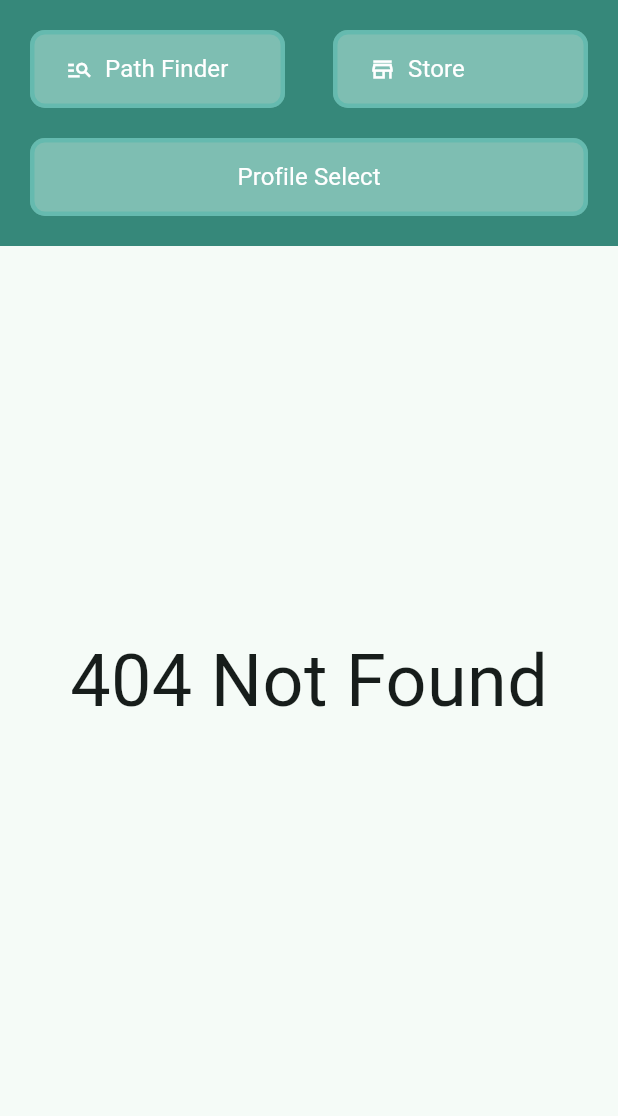
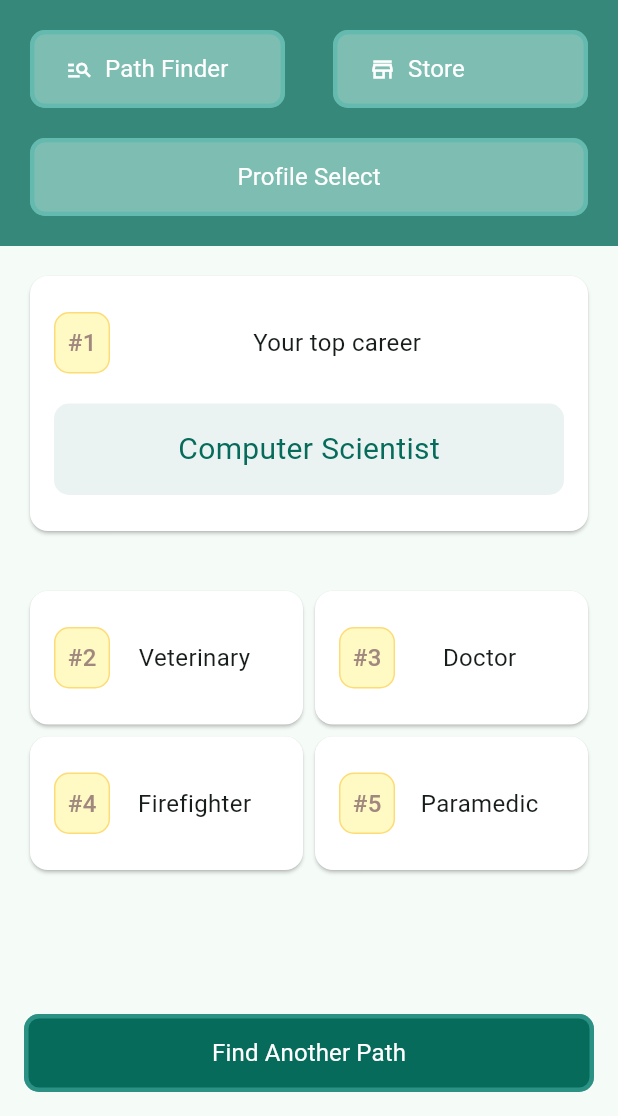
Before and after one commit to Ehab-24/next_life, a Flutter app: the HomeLayout screen opened by its route, after a tap on "Path Finder", on a phone screen of 412 x 824 dp, the part 120-1236 px from its top. Run offline on Flutter 3.47's test engine with Material 2 defaults, Android fonts, the phone set to English and light mode, and no system bars; missing offline and left inert: dart:ffi; network calls fail.

Commit message:
feat - add pathfinder-report page

```diff
--- a/lib/layouts/home.dart
+++ b/lib/layouts/home.dart
@@ -86,7 +86,7 @@ class _Header extends StatelessWidget {
             Expanded(
               child: MElevatedIconButton(
                 text: "Path Finder",
-                onPressed: () {},
+                onPressed: () => pushScreen(context, '/pathfinder-report'),
                 backgroundColor: Theme.of(context).colorScheme.secondary,
                 iconData: Icons.manage_search_outlined,
               ),
--- a/lib/router.dart
+++ b/lib/router.dart
@@ -8,6 +8,7 @@ import 'package:next_life/screens/error.dart';
 import 'package:next_life/screens/gender.dart';
 import 'package:next_life/screens/help_and_support.dart';
 import 'package:next_life/screens/home.dart';
+import 'package:next_life/screens/pathfinder_report.dart';
 import 'package:next_life/screens/settings.dart';
 import 'package:next_life/screens/test.dart';
 import 'package:next_life/screens/username.dart';
@@ -42,6 +43,8 @@ class RouteGenerator {
         return _generateRoute(const GenderPage());
       case "/change-password":
         return _generateRoute(const ChangePasswordPage());
+      case "/pathfinder-report":
+        return _generateRoute(PathFinderReport());
       default:
         return _generateRoute(const ErrorPage(message: "404 Not Found"));
     }
--- a/lib/screens/account.dart
+++ b/lib/screens/account.dart
@@ -19,7 +19,7 @@ class AccountPage extends StatelessWidget {
       children: [
         Card(
           child: Padding(
-            padding: const EdgeInsets.all(16),
+            padding: const EdgeInsets.symmetric(horizontal: 16, vertical: 24),
             child: Column(
               crossAxisAlignment: CrossAxisAlignment.center,
               children: [
--- /dev/null
+++ b/lib/screens/pathfinder_report.dart
@@ -0,0 +1,163 @@
+import 'dart:ffi';
+
+import 'package:flutter/material.dart';
+import 'package:next_life/constants/spacing.dart';
+import 'package:next_life/styles/text.dart';
+
+import '../widgets/buttons/elevated_buttons.dart';
+
+class Career {
+  final int rank;
+  final String title;
+
+  Career(this.rank, this.title);
+}
+
+class PathFinderReport extends StatelessWidget {
+  // actual career suggestions sould be fetched from database
+  final List<Career> careerSuggestions = [
+    Career(2, "Veterinary"),
+    Career(3, "Doctor"),
+    Career(4, "Firefighter"),
+    Career(5, "Paramedic"),
+  ];
+
+  final String userCareer =
+      "Computer Scientist"; // actual user career should be fetched from database
+
+  PathFinderReport({super.key});
+
+  void _findAnotherPath() {
+    // implement logic for Find Another Path
+  }
+
+  @override
+  Widget build(BuildContext context) {
+    return Column(
+      crossAxisAlignment: CrossAxisAlignment.stretch,
+      children: [
+        // Section 1 - Your top career
+        Card(
+          child: Padding(
+            padding: const EdgeInsets.symmetric(horizontal: 16, vertical: 24),
+            child: Column(
+              children: [
+                Row(
+                  mainAxisAlignment: MainAxisAlignment.spaceBetween,
+                  children: [
+                    Container(
+                      padding: const EdgeInsets.all(8),
+                      decoration: BoxDecoration(
+                        color: Colors.yellow.withOpacity(0.3),
+                        borderRadius: BorderRadius.circular(10),
+                        border: Border.all(
+                          color: Colors.yellow.shade700.withOpacity(0.5),
+                        ),
+                      ),
+                      child: Text(
+                        "#1",
+                        style: TextStyle(
+                          fontSize: 16,
+                          color: Colors.brown.shade300,
+                          fontWeight: FontWeight.w500,
+                        ),
+                      ),
+                    ),
+                    Text("Your top career", style: TextStyles.md),
+                    SizedBox.shrink(),
+                  ],
+                ),
+                Space.h20,
+                FractionallySizedBox(
+                  widthFactor: 1.0,
+                  child: Container(
+                    alignment: Alignment.center,
+                    padding: const EdgeInsets.symmetric(vertical: 16),
+                    decoration: BoxDecoration(
+                      borderRadius: BorderRadius.circular(10),
+                      color: Theme.of(context)
+                          .colorScheme
+                          .primary
+                          .withOpacity(0.08),
+                    ),
+                    child: Text(
+                      userCareer,
+                      style: TextStyle(
+                        fontSize: 20,
+                        color: Theme.of(context).colorScheme.primary,
+                      ),
+                    ),
+                  ),
+                )
+              ],
+            ),
+          ),
+        ),
+
+        Space.h32,
+
+        Wrap(
+          children: careerSuggestions
+              .map((c) => FractionallySizedBox(
+                    key: Key(c.title),
+                    widthFactor: 0.5,
+                    child: _CareerCard(career: c),
+                  ))
+              .toList(),
+        ),
+
+        const Spacer(),
+        FractionallySizedBox(
+          widthFactor: 1.0,
+          child: MElevatedButton(
+            text: "Find Another Path",
+            onPressed: _findAnotherPath,
+          ),
+        ),
+      ],
+    );
+  }
+}
+
+class _CareerCard extends StatelessWidget {
+  const _CareerCard({
+    required this.career,
+    super.key,
+  });
+
+  final Career career;
+
+  @override
+  Widget build(BuildContext context) {
+    return Card(
+      child: Padding(
+        padding: const EdgeInsets.symmetric(horizontal: 16, vertical: 24),
+        child: Row(
+          mainAxisAlignment: MainAxisAlignment.spaceBetween,
+          children: [
+            Container(
+              padding: const EdgeInsets.all(8),
+              decoration: BoxDecoration(
+                color: Colors.yellow.withOpacity(0.3),
+                borderRadius: BorderRadius.circular(10),
+                border: Border.all(
+                  color: Colors.yellow.shade700.withOpacity(0.5),
+                ),
+              ),
+              child: Text(
+                "#${career.rank.toString()}",
+                style: TextStyle(
+                  fontSize: 16,
+                  color: Colors.brown.shade300,
+                  fontWeight: FontWeight.w500,
+                ),
+              ),
+            ),
+            Text(career.title, style: TextStyles.md),
+            SizedBox.shrink(),
+          ],
+        ),
+      ),
+    );
+  }
+}
```
